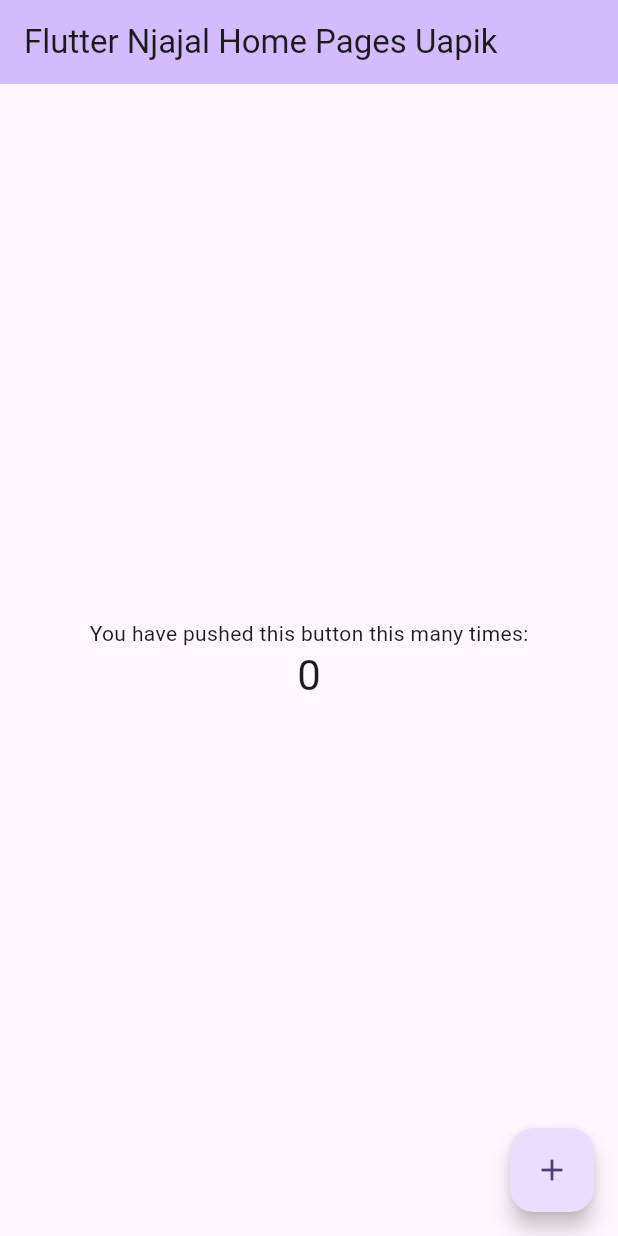
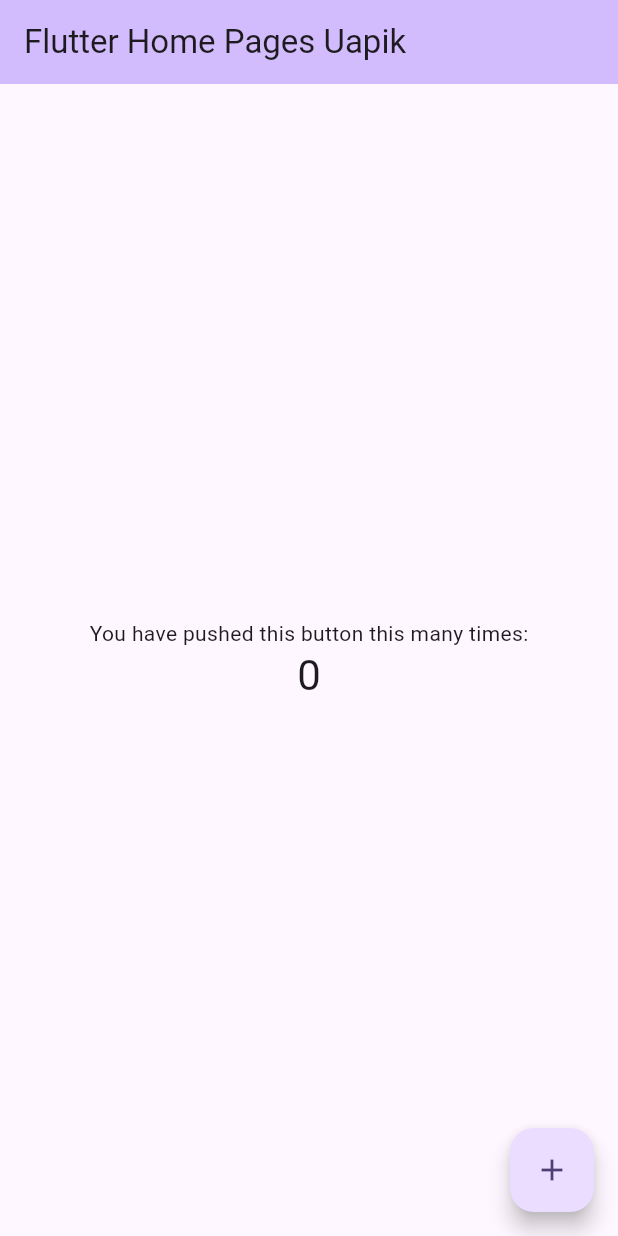
Before and after one commit to giamad/test_app, a Flutter app: the screen it shows after launch, on a phone screen of 412 x 824 dp. Run offline on Flutter 3.47's test engine with Material 3 defaults, Android fonts, the phone set to English and light mode, and no system bars.

Commit message:
commit pc

```diff
--- a/lib/main.dart
+++ b/lib/main.dart
@@ -31,7 +31,7 @@ class MyApp extends StatelessWidget {
         colorScheme: ColorScheme.fromSeed(seedColor: Colors.deepPurple),
         useMaterial3: true,
       ),
-      home: const MyHomePage(title: 'Flutter Njajal Home Pages Uapik'),
+      home: const MyHomePage(title: 'Flutter Home Pages Uapik'),
     );
   }
 }
```
